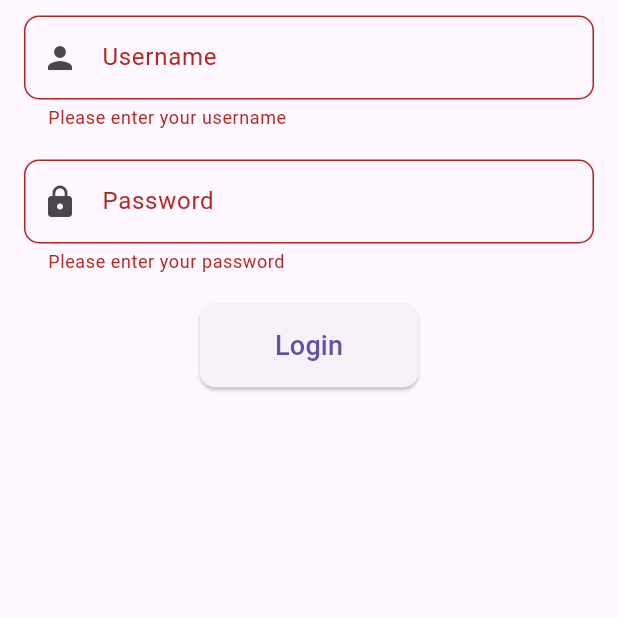
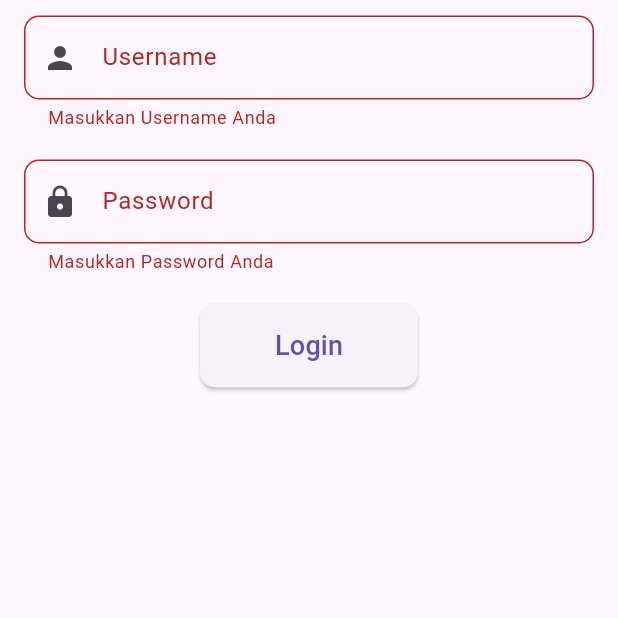
Before and after one commit to jeremykenneth7/movie_app_flutter, a Flutter app: the screen it shows after launch, after a tap on "Login", on a phone screen of 412 x 824 dp, the part 457-1075 px from its top. Run offline on Flutter 3.47's test engine with Material 3 defaults, Android fonts, the phone set to English and light mode, and no system bars; our stand-ins replace carousel_slider, shared_preferences; missing offline and left inert: encrypt.

```diff
--- a/lib/login.dart
+++ b/lib/login.dart
@@ -37,7 +37,8 @@ class _LoginScreenState extends State<LoginScreen> {
         );
       } else {
         ScaffoldMessenger.of(context).showSnackBar(
-          const SnackBar(content: Text('Username atau Password yang dimasukkan salah')),
+          const SnackBar(
+              content: Text('Username atau Password yang dimasukkan salah')),
         );
       }
     }
@@ -74,7 +75,7 @@ class _LoginScreenState extends State<LoginScreen> {
                   ),
                   validator: (value) {
                     if (value == null || value.isEmpty) {
-                      return 'Please enter your username';
+                      return 'Masukkan Username Anda';
                     }
                     return null;
                   },
@@ -92,7 +93,7 @@ class _LoginScreenState extends State<LoginScreen> {
                   obscureText: true,
                   validator: (value) {
                     if (value == null || value.isEmpty) {
-                      return 'Please enter your password';
+                      return 'Masukkan Password Anda';
                     }
                     return null;
                   },
@@ -101,7 +102,8 @@ class _LoginScreenState extends State<LoginScreen> {
                 ElevatedButton(
                   onPressed: _login,
                   style: ElevatedButton.styleFrom(
-                    padding: const EdgeInsets.symmetric(horizontal: 50, vertical: 15),
+                    padding: const EdgeInsets.symmetric(
+                        horizontal: 50, vertical: 15),
                     shape: RoundedRectangleBorder(
                       borderRadius: BorderRadius.circular(10),
                     ),
```
